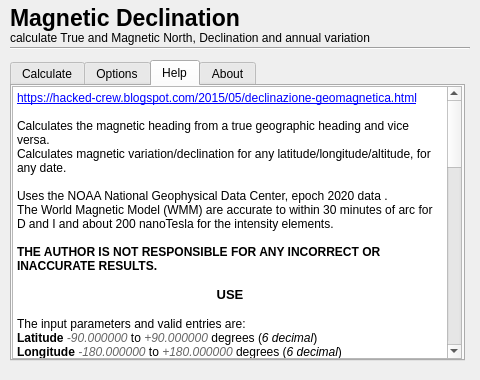
Qt form MagneticDeclination/Magnetic_declination_dialog_base.ui (Hacked-Crew/Magnetic-Declination) before a commit.
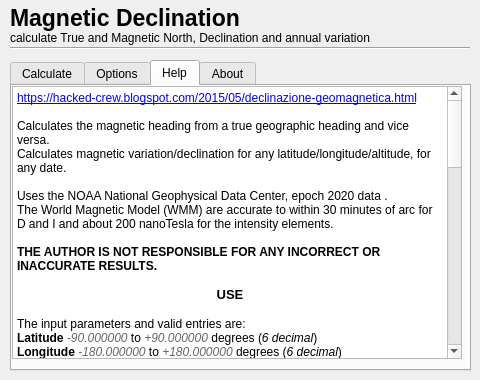
The same form after that commit. The open tabs and pages were chosen to show the change. Icons and pictures are not drawn.

Patch:
```diff
--- a/MagneticDeclination/Magnetic_declination_dialog_base.ui
+++ b/MagneticDeclination/Magnetic_declination_dialog_base.ui
@@ -108,8 +108,8 @@
     <rect>
      <x>10</x>
      <y>60</y>
-     <width>455</width>
-     <height>301</height>
+     <width>461</width>
+     <height>311</height>
     </rect>
    </property>
    <property name="font">
```
Left out of the diff: 153 changed lines with no effect on the pictures.
